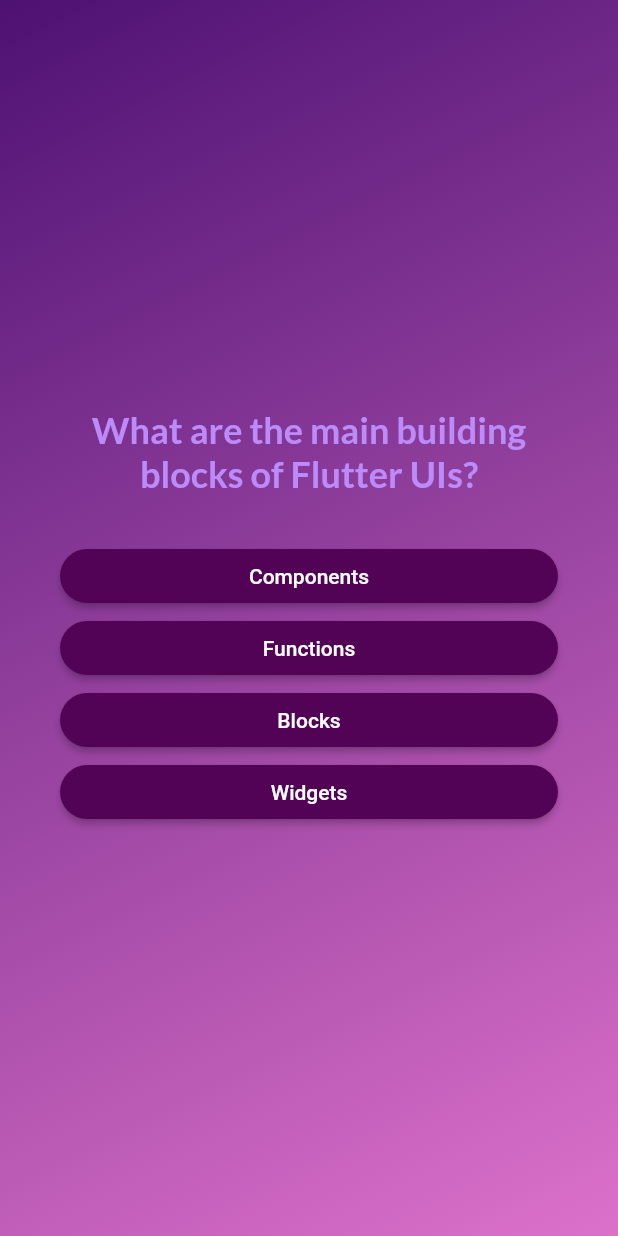
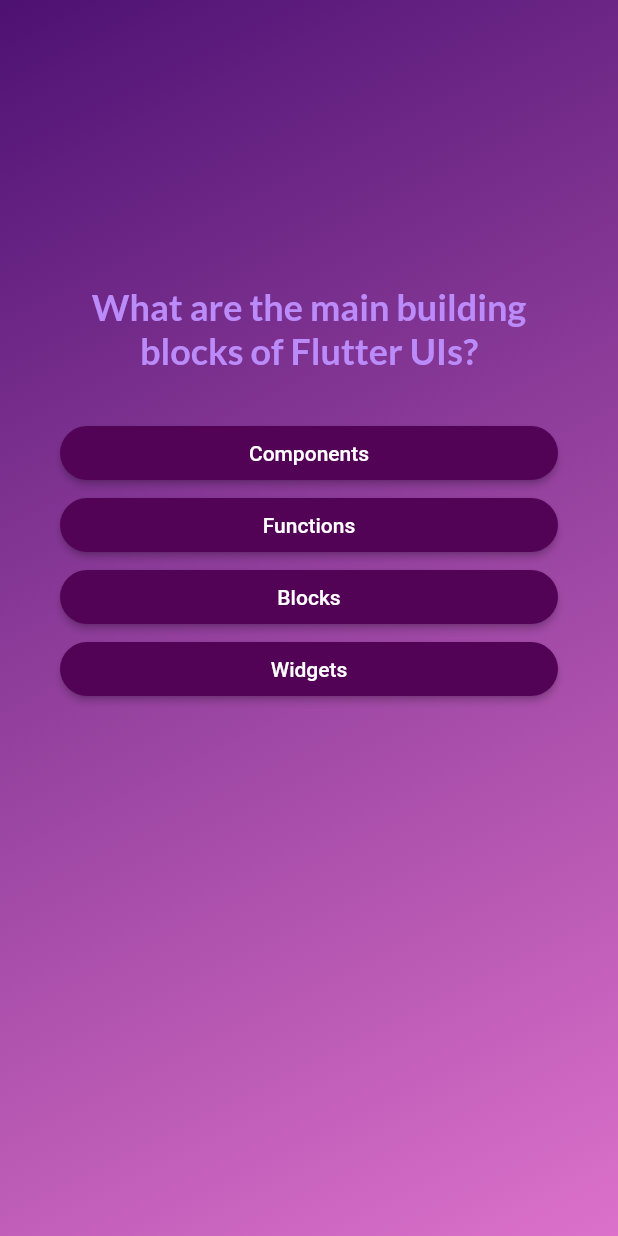
Before and after one commit to LifeLiveOn/quiz_app, a Flutter app: the screen it shows after launch, after a tap on "Start Quiz", on a phone screen of 412 x 824 dp. Run offline on Flutter 3.47's test engine with Material 2 defaults, Android fonts, the phone set to English and light mode, and no system bars; our stand-ins replace google_fonts.

Commit message:
improving visuality

```diff
--- a/lib/questions/questions_screen.dart
+++ b/lib/questions/questions_screen.dart
@@ -45,9 +45,11 @@ class _QuestionScreenState extends State<QuestionScreen> {
       child: Container(
         margin: const EdgeInsets.all(40),
         child: Column(
-          mainAxisAlignment: MainAxisAlignment.center,
+
+          mainAxisAlignment: MainAxisAlignment.start,
           crossAxisAlignment: CrossAxisAlignment.stretch,
           children: [
+            const SizedBox(height:150),
             Text(
               currentQuestion.text,
               style: GoogleFonts.lato(
--- a/lib/result/questions_summary.dart
+++ b/lib/result/questions_summary.dart
@@ -20,7 +20,7 @@ class QuestionsSummary extends StatelessWidget {
   @override
   Widget build(BuildContext context) {
     return SizedBox(
-      height: 300,
+      height: 350,
       child: ListView.builder(
         itemCount: summaryData.length,
         itemBuilder: (context, index) {
--- a/lib/result/result_screen.dart
+++ b/lib/result/result_screen.dart
@@ -37,8 +37,9 @@ class ResultScreen extends StatelessWidget {
       child: Container(
         margin: const EdgeInsets.all(30),
         child: Column(
-          mainAxisAlignment: MainAxisAlignment.center,
+          mainAxisAlignment: MainAxisAlignment.start,
           children: [
+            const SizedBox(height:150),
             Text(
               "You answered $numCorrectAnswer out of ${questions.length} questions correctly!",
               style: const TextStyle(
```
